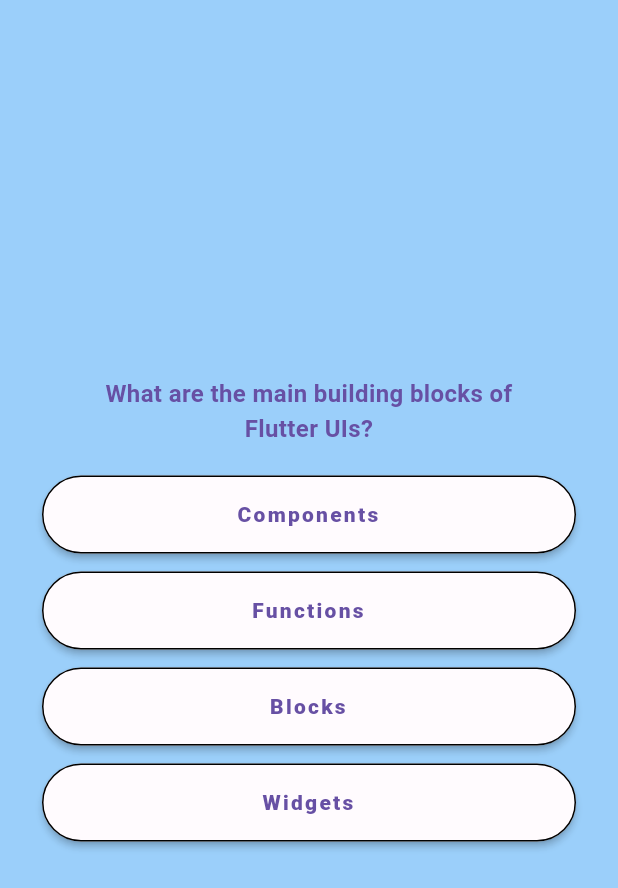
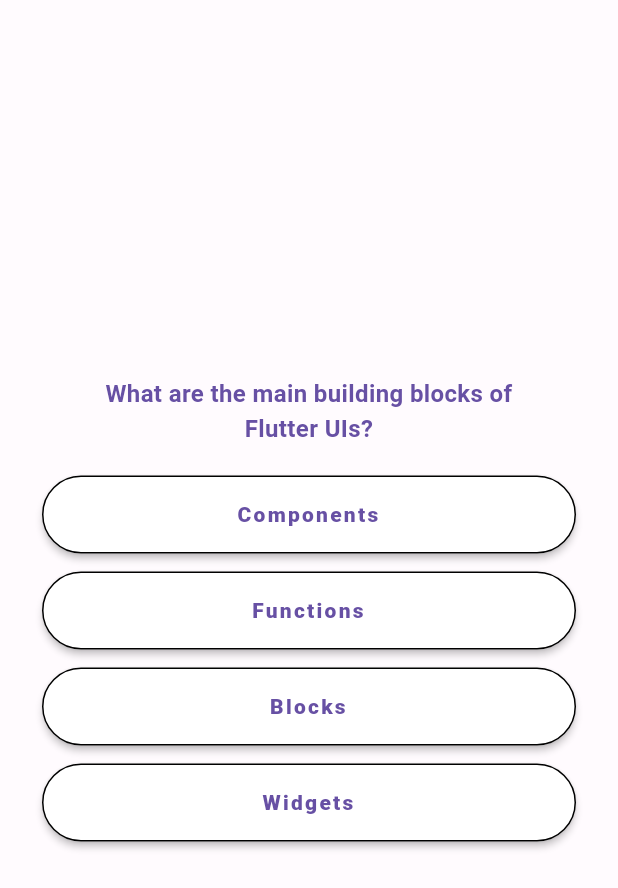
Before and after one commit to cool247/flutter-quiz, a Flutter app: the screen it shows after launch, after a tap on "Start Quiz", on a phone screen of 412 x 824 dp. Shown: the top 888 px of the screen. Run offline on Flutter 3.47's test engine with Material 2 defaults, Android fonts, the phone set to English and light mode, and no system bars; our stand-ins replace google_fonts.

Commit message:
color correction

```diff
--- a/lib/screens/questions_screen.dart
+++ b/lib/screens/questions_screen.dart
@@ -73,7 +73,7 @@ class AnswerButton extends StatelessWidget {
 
   @override
   Widget build(BuildContext context) {
-    // final Color buttonColor = Theme.of(context).colorScheme.primary;
+    final Color buttonColor = Theme.of(context).colorScheme.onPrimary;
     final answerTextStyle = GoogleFonts.comicNeue(
       fontSize: 14,
       fontWeight: FontWeight.w900,
@@ -84,6 +84,7 @@ class AnswerButton extends StatelessWidget {
       padding: const EdgeInsets.only(bottom: 12),
       child: ElevatedButton(
         style: ElevatedButton.styleFrom(
+          backgroundColor: buttonColor,
           shape: const StadiumBorder(
             side: BorderSide(),
           ),
--- a/lib/screens/quiz.dart
+++ b/lib/screens/quiz.dart
@@ -1,5 +1,4 @@
 import 'package:flutter/material.dart';
-import 'package:google_fonts/google_fonts.dart';
 import 'package:quiz/constant/questions.dart';
 //
 import 'package:quiz/screens/questions_screen.dart';
@@ -21,16 +20,6 @@ class _QuizState extends State<Quiz> {
   //
   String activeScreen = "start_screen";
   List<String> answeredQuestions = [];
-
-  @override
-  void initState() {
-    super.initState();
-
-    googleFontsPending = GoogleFonts.pendingFonts([
-      GoogleFonts.ptMono(),
-      GoogleFonts.comicNeue(),
-    ]);
-  }
 
   void onChooseAnswer(String answer) {
     answeredQuestions.add(answer);
@@ -68,13 +57,12 @@ class _QuizState extends State<Quiz> {
 
     return MaterialApp(
       debugShowCheckedModeBanner: false,
-      theme: ThemeData(useMaterial3: true, colorScheme: lightColorScheme),
-      darkTheme: ThemeData(useMaterial3: true, colorScheme: darkColorScheme),
+      theme: ThemeData.from(useMaterial3: true, colorScheme: lightColorScheme),
+      darkTheme:
+          ThemeData.from(useMaterial3: true, colorScheme: darkColorScheme),
       themeMode: ThemeMode.system,
       home: Scaffold(
         body: screenWidget,
-        backgroundColor:
-            Theme.of(context).colorScheme.background.withOpacity(0.9),
       ),
     );
   }
--- a/lib/screens/result_screen.dart
+++ b/lib/screens/result_screen.dart
@@ -69,8 +69,8 @@ class QuestionsSummary extends StatelessWidget {
   Widget build(BuildContext context) {
     Color getColor(correctAnswer, userAnswer) {
       return correctAnswer == userAnswer
-          ? const Color.fromARGB(255, 108, 255, 113)
-          : const Color.fromARGB(255, 255, 168, 118);
+          ? const Color.fromARGB(255, 65, 153, 68)
+          : const Color.fromARGB(255, 244, 75, 75);
     }
 
     return SingleChildScrollView(
@@ -100,9 +100,6 @@ class QuestionsSummary extends StatelessWidget {
                           ((item['question_index'] as int) + 1).toString(),
                         ),
                       ),
-                    ),
-                    const Text(
-                      ".",
                     ),
                     Expanded(
                       child: Column(
--- a/lib/screens/start_screen.dart
+++ b/lib/screens/start_screen.dart
@@ -7,7 +7,7 @@ class StartScreen extends StatelessWidget {
 
   @override
   Widget build(BuildContext context) {
-    final Color buttonColor = Theme.of(context).colorScheme.primary;
+    final Color buttonColor = Theme.of(context).colorScheme.onPrimary;
     return Center(
       child: Column(
         mainAxisSize: MainAxisSize.min,
@@ -27,16 +27,12 @@ class StartScreen extends StatelessWidget {
           ),
           const SizedBox(height: 20),
           OutlinedButton.icon(
+            icon: const Icon(Icons.arrow_right_alt),
             onPressed: onStartQuiz,
             style: OutlinedButton.styleFrom(
-              elevation: 1.0,
-              shape: const StadiumBorder(side: BorderSide()),
-              side: const BorderSide(
-                width: 2,
-                strokeAlign: 3.0,
-              ),
-            ),
-            icon: const Icon(Icons.arrow_right_alt),
+                // foregroundColor: Colors.white,
+                elevation: 4,
+                backgroundColor: buttonColor),
             label: const Text(
               "Start Quiz",
             ),
--- a/lib/theme/color_schemes.dart
+++ b/lib/theme/color_schemes.dart
@@ -19,7 +19,7 @@ const lightColorScheme = ColorScheme(
   errorContainer: Color(0xFFF9DEDC),
   onErrorContainer: Color(0xFF410E0B),
   outline: Color(0xFF79747E),
-  background: Color(0xFFFFFBFE),
+  background: Color.fromARGB(255, 236, 224, 255),
   onBackground: Color(0xFF1C1B1F),
   surface: Color(0xFFFFFBFE),
   onSurface: Color(0xFF1C1B1F),
@@ -53,7 +53,7 @@ const darkColorScheme = ColorScheme(
   errorContainer: Color(0xFF8C1D18),
   onErrorContainer: Color(0xFFF9DEDC),
   outline: Color(0xFF938F99),
-  background: Color(0xFF1C1B1F),
+  background: Color.fromARGB(255, 26, 24, 32),
   onBackground: Color(0xFFE6E1E5),
   surface: Color(0xFF1C1B1F),
   onSurface: Color(0xFFE6E1E5),
```
